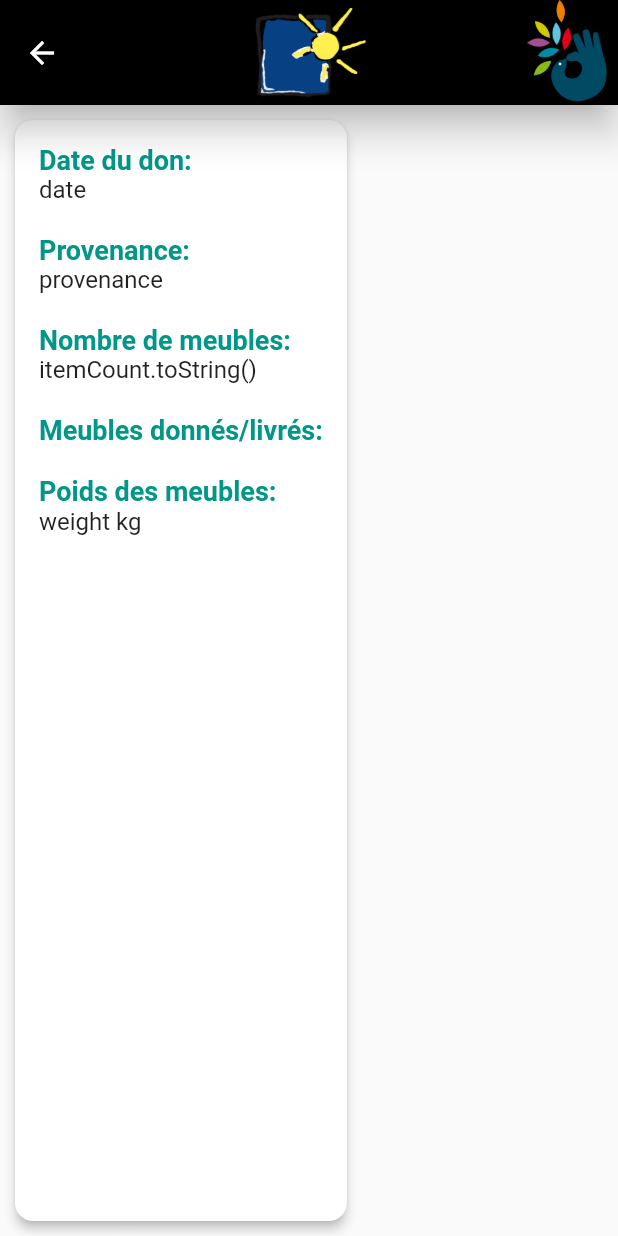
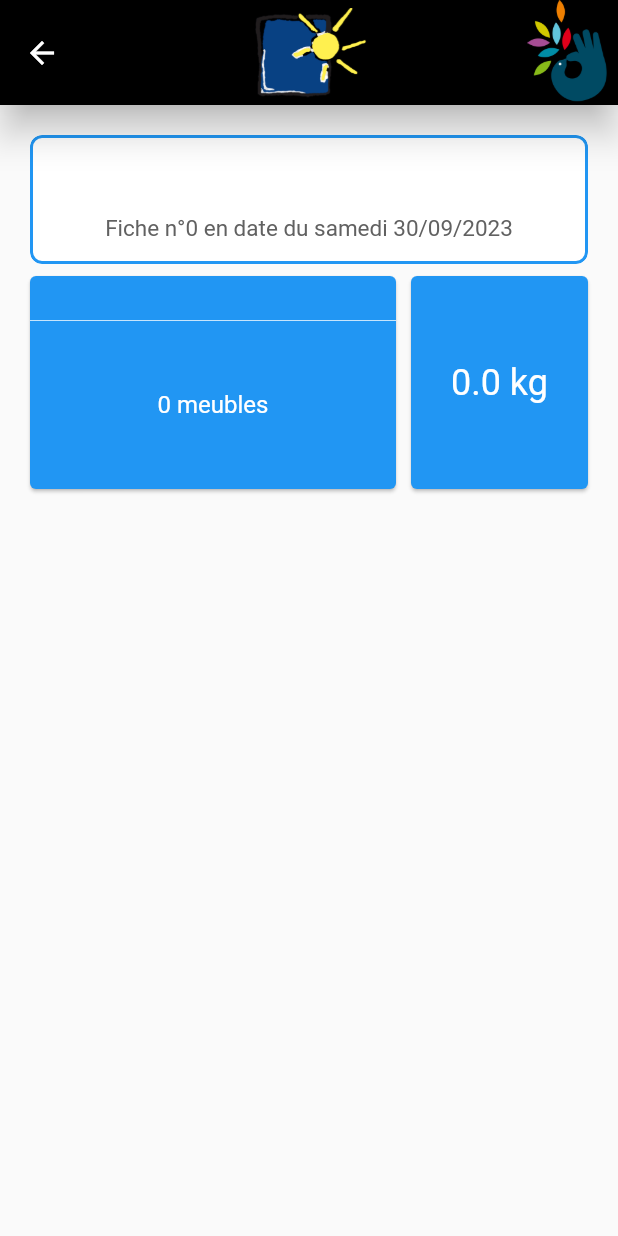
Before and after one commit to Nelahio/emmaus_dea, a Flutter app: the PageFicheDetails screen opened directly with empty values, on a phone screen of 412 x 824 dp. Run offline on Flutter 3.47's test engine with Material 2 defaults, Android fonts, the light colour scheme and no system bars; our stand-ins replace flutter_dotenv, flutter_expandable_fab; network calls fail.

Commit message:
ajout de la page des détails d'une fiche

```diff
--- a/lib/pages/page_fiche_details.dart
+++ b/lib/pages/page_fiche_details.dart
@@ -1,108 +1,209 @@
+import 'package:emmaus_dea/class/helper.dart';
 import 'package:emmaus_dea/models/FicheTracabilite.dart';
-import 'package:emmaus_dea/widgets/HomeAppBar.dart';
+import 'package:emmaus_dea/widgets/Declaration/CardFiche.dart';
 import 'package:flutter/material.dart';
+import 'package:intl/intl.dart';
+
+import '../widgets/HomeAppBar.dart';
 
 class PageFicheDetails extends StatelessWidget {
   final FicheTracabilite fiche;
-  const PageFicheDetails({Key? key, required this.fiche}) : super(key: key);
+  final String provenance;
+  final CalculatedInfo infos;
+
+  const PageFicheDetails({
+    Key? key,
+    required this.fiche,
+    required this.provenance,
+    required this.infos,
+  }) : super(key: key);
+
+  Color getColor() {
+    switch (provenance) {
+      case "Apport volontaire":
+        return ColorsApp.Apport_Color;
+      case "Collecte à domicile":
+        return ColorsApp.Collecte_Color;
+      case "Réemploi":
+        return ColorsApp.Reemploi_Color;
+      default:
+        return Colors.blue;
+    }
+  }
+
+  Widget buildProvenanceCard() {
+    return Card(
+      shape: RoundedRectangleBorder(
+        borderRadius: BorderRadius.circular(8),
+        side: BorderSide(
+          color: getColor(),
+          width: 2,
+        ),
+      ),
+      elevation: 0,
+      clipBehavior: Clip.antiAliasWithSaveLayer,
+      child: Container(
+        padding: const EdgeInsets.all(15),
+        child: Column(
+          crossAxisAlignment: CrossAxisAlignment.center,
+          children: <Widget>[
+            Text(
+              "${provenance}",
+              style: TextStyle(
+                fontSize: 24,
+                color: Colors.grey[800],
+                fontWeight: FontWeight.bold,
+              ),
+            ),
+            SizedBox(
+              height: 10,
+            ),
+            Text(
+              "Fiche n°${fiche.Id} en date du ${DateFormat("EEEE dd/MM/yyyy", "fr_FR").format(fiche.DateFiche)}",
+              style: TextStyle(fontSize: 15, color: Colors.grey[700]),
+            ),
+          ],
+        ),
+      ),
+    );
+  }
+
+  Widget buildMeublesCard() {
+    return Card(
+      shape: RoundedRectangleBorder(
+        borderRadius: BorderRadius.circular(4),
+      ),
+      color: getColor(),
+      clipBehavior: Clip.antiAliasWithSaveLayer,
+      child: Column(
+        crossAxisAlignment: CrossAxisAlignment.start,
+        children: <Widget>[
+          Container(
+            padding: const EdgeInsets.all(15),
+            child: Column(
+              crossAxisAlignment: CrossAxisAlignment.start,
+              children: fiche.TracerFicheMeubles.map((item) {
+                return Row(
+                  mainAxisAlignment: MainAxisAlignment.spaceBetween,
+                  children: [
+                    Text(
+                      item.meuble.Nom,
+                      style: TextStyle(
+                        fontSize: 18,
+                        color: Colors.white,
+                      ),
+                    ),
+                    Text(
+                      "x ${item.quantite}",
+                      style: TextStyle(
+                        fontSize: 18,
+                        color: Colors.white,
+                      ),
+                    ),
+                  ],
+                );
+              }).toList(),
+            ),
+          ),
+          const Divider(
+            color: Colors.white,
+            thickness: 0.5,
+            height: 0,
+          ),
+          Expanded(
+            child: Center(
+              child: Text(
+                "${infos.nombreMeubles} meubles",
+                textAlign: TextAlign.center,
+                style: TextStyle(color: Colors.white, fontSize: 16),
+              ),
+            ),
+          ),
+        ],
+      ),
+    );
+  }
+
+  Widget buildPoidsCard() {
+    return Card(
+      shape: RoundedRectangleBorder(
+        borderRadius: BorderRadius.circular(4),
+      ),
+      color: getColor(),
+      clipBehavior: Clip.antiAliasWithSaveLayer,
+      child: Center(
+        child: Text(
+          "${infos.poidsTotal} kg",
+          style: TextStyle(fontSize: 24, color: Colors.white),
+        ),
+      ),
+    );
+  }
+
+  Widget buildRamasseAssocieeCard() {
+    if (provenance == "Collecte à domicile") {
+      return Center(
+        child: Card(
+          shape: RoundedRectangleBorder(
+            borderRadius: BorderRadius.circular(8),
+            side: BorderSide(
+              color: getColor(),
+              width: 2,
+            ),
+          ),
+          clipBehavior: Clip.hardEdge,
+          child: InkWell(
+            splashColor: Colors.blue.withAlpha(30),
+            onTap: () {
+              debugPrint('Card tapped.');
+            },
+            child: const SizedBox(
+              width: double.infinity,
+              height: 100,
+              child: Center(
+                  child: Text(
+                'Ramasse associée',
+                style: TextStyle(
+                  fontSize: 20,
+                ),
+              )),
+            ),
+          ),
+        ),
+      );
+    } else {
+      return SizedBox.shrink(); // Retourne un widget vide pour masquer la carte
+    }
+  }
 
   @override
   Widget build(BuildContext context) {
     return Scaffold(
       appBar: HomeAppBar(),
-      body: Card(
-        shape: RoundedRectangleBorder(
-          borderRadius: BorderRadius.circular(12.0),
-        ),
-        elevation: 3,
-        margin: EdgeInsets.all(10),
-        child: Padding(
-          padding: EdgeInsets.all(16),
-          child: Column(
-            crossAxisAlignment: CrossAxisAlignment.start,
-            children: [
-              Text(
-                'Date du don:',
-                style: TextStyle(
-                  fontSize: 18,
-                  fontWeight: FontWeight.bold,
-                  color: Colors.teal,
-                ),
+      body: ListView(
+        padding: EdgeInsets.all(16.0),
+        children: [
+          buildProvenanceCard(),
+          IntrinsicHeight(
+            child: Container(
+              constraints: BoxConstraints(minHeight: 150),
+              child: Row(
+                children: <Widget>[
+                  Expanded(
+                    flex: 2,
+                    child: buildMeublesCard(),
+                  ),
+                  SizedBox(width: 2),
+                  Expanded(
+                    flex: 1,
+                    child: buildPoidsCard(),
+                  ),
+                ],
               ),
-              Text(
-                "date",
-                style: TextStyle(
-                  fontSize: 16,
-                ),
-              ),
-              SizedBox(height: 20),
-              Text(
-                'Provenance:',
-                style: TextStyle(
-                  fontSize: 18,
-                  fontWeight: FontWeight.bold,
-                  color: Colors.teal,
-                ),
-              ),
-              Text(
-                "provenance",
-                style: TextStyle(
-                  fontSize: 16,
-                ),
-              ),
-              SizedBox(height: 20),
-              Text(
-                'Nombre de meubles:',
-                style: TextStyle(
-                  fontSize: 18,
-                  fontWeight: FontWeight.bold,
-                  color: Colors.teal,
-                ),
-              ),
-              Text(
-                "itemCount.toString()",
-                style: TextStyle(
-                  fontSize: 16,
-                ),
-              ),
-              SizedBox(height: 20),
-              Text(
-                'Meubles donnés/livrés:',
-                style: TextStyle(
-                  fontSize: 18,
-                  fontWeight: FontWeight.bold,
-                  color: Colors.teal,
-                ),
-              ),
-              Column(
-                crossAxisAlignment: CrossAxisAlignment.start,
-                children: fiche.TracerFicheMeubles.map((item) {
-                  return Text(
-                    '- ${item.meuble.Nom}',
-                    style: TextStyle(
-                      fontSize: 16,
-                    ),
-                  );
-                }).toList(),
-              ),
-              SizedBox(height: 20),
-              Text(
-                'Poids des meubles:',
-                style: TextStyle(
-                  fontSize: 18,
-                  fontWeight: FontWeight.bold,
-                  color: Colors.teal,
-                ),
-              ),
-              Text(
-                'weight kg',
-                style: TextStyle(
-                  fontSize: 16,
-                ),
-              ),
-            ],
+            ),
           ),
-        ),
+          buildRamasseAssocieeCard(), // Affiche la carte "Ramasse associée" en fonction de la provenance
+        ],
       ),
     );
   }
--- a/lib/widgets/Declaration/CardFiche.dart
+++ b/lib/widgets/Declaration/CardFiche.dart
@@ -135,6 +135,8 @@ class CardFiche extends StatelessWidget {
               MaterialPageRoute(
                 builder: (context) => PageFicheDetails(
                   fiche: ficheTracabilite,
+                  provenance: provenance,
+                  infos: infos,
                 ),
               ),
             );
```
